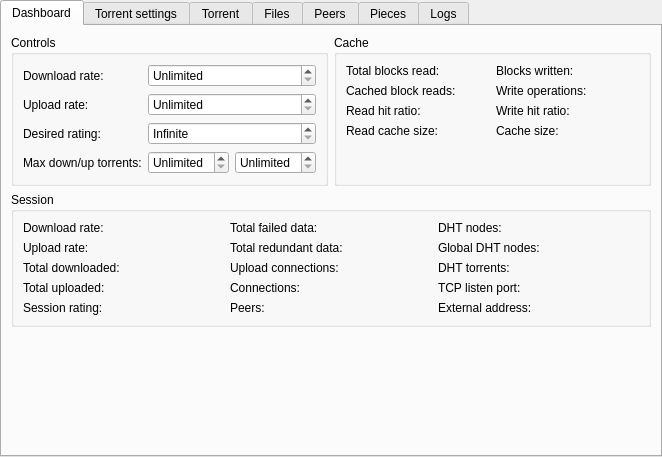
First picture: the form in src/plugins/torrent/tabwidget.ui, repository 0xd34df00d/leechcraft, before the edit.
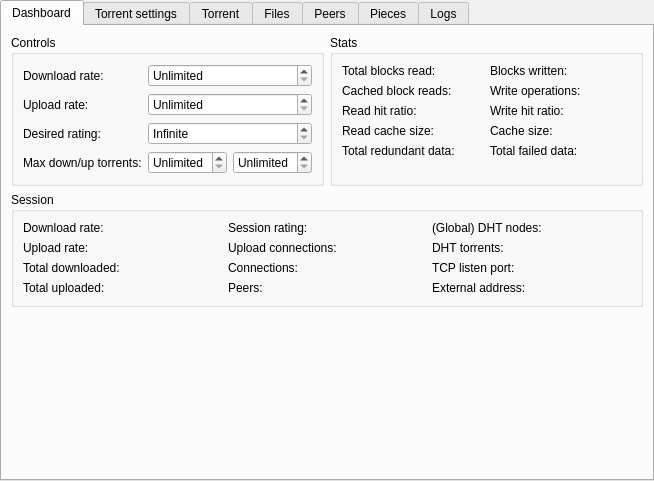
Second picture: the form after the edit. The open tabs and pages were chosen to show the change. Custom widgets are drawn as their Qt base class.

Diff of the .ui file:
```diff
--- a/src/plugins/torrent/tabwidget.ui
+++ b/src/plugins/torrent/tabwidget.ui
@@ -6,8 +6,8 @@
    <rect>
     <x>0</x>
     <y>0</y>
-    <width>662</width>
-    <height>457</height>
+    <width>654</width>
+    <height>481</height>
    </rect>
   </property>
   <property name="windowTitle" >
@@ -26,14 +26,6 @@
    <enum>Qt::ElideRight</enum>
   </property>
   <widget class="QWidget" name="tab" >
-   <property name="geometry" >
-    <rect>
-     <x>0</x>
-     <y>0</y>
-     <width>658</width>
-     <height>419</height>
-    </rect>
-   </property>
    <attribute name="title" >
     <string>Dashboard</string>
    </attribute>
@@ -185,7 +177,7 @@
       <item>
        <widget class="QGroupBox" name="groupBox_4" >
         <property name="title" >
-         <string>Cache</string>
+         <string>Stats</string>
         </property>
         <layout class="QHBoxLayout" name="horizontalLayout" >
          <item>
@@ -249,6 +241,20 @@
              </property>
             </widget>
            </item>
+           <item row="4" column="0" >
+            <widget class="QLabel" name="label_63" >
+             <property name="text" >
+              <string>Total redundant data:</string>
+             </property>
+            </widget>
+           </item>
+           <item row="4" column="1" >
+            <widget class="QLabel" name="LabelTotalRedundantData_" >
+             <property name="text" >
+              <string/>
+             </property>
+            </widget>
+           </item>
           </layout>
          </item>
          <item>
@@ -312,6 +318,20 @@
              </property>
             </widget>
            </item>
+           <item row="4" column="0" >
+            <widget class="QLabel" name="label_59" >
+             <property name="text" >
+              <string>Total failed data:</string>
+             </property>
+            </widget>
+           </item>
+           <item row="4" column="1" >
+            <widget class="QLabel" name="LabelTotalFailedData_" >
+             <property name="text" >
+              <string/>
+             </property>
+            </widget>
+           </item>
           </layout>
          </item>
         </layout>
@@ -327,9 +347,6 @@
       <layout class="QHBoxLayout" name="horizontalLayout_2" >
        <item>
         <layout class="QFormLayout" name="formLayout_4" >
-         <property name="fieldGrowthPolicy" >
-          <enum>QFormLayout::AllNonFixedFieldsGrow</enum>
-         </property>
          <item row="0" column="0" >
           <widget class="QLabel" name="label_22" >
            <property name="text" >
@@ -386,105 +403,77 @@
            </property>
           </widget>
          </item>
-         <item row="4" column="0" >
+        </layout>
+       </item>
+       <item>
+        <layout class="QFormLayout" name="formLayout_3" >
+         <item row="0" column="0" >
           <widget class="QLabel" name="label_18" >
            <property name="text" >
             <string>Session rating:</string>
            </property>
           </widget>
          </item>
-         <item row="4" column="1" >
+         <item row="0" column="1" >
           <widget class="QLabel" name="LabelSessionRating_" >
            <property name="text" >
             <string/>
            </property>
           </widget>
          </item>
-        </layout>
-       </item>
-       <item>
-        <layout class="QFormLayout" name="formLayout_3" >
-         <property name="fieldGrowthPolicy" >
-          <enum>QFormLayout::ExpandingFieldsGrow</enum>
-         </property>
-         <item row="2" column="0" >
+         <item row="1" column="0" >
           <widget class="QLabel" name="label_27" >
            <property name="text" >
             <string>Upload connections:</string>
            </property>
           </widget>
          </item>
-         <item row="2" column="1" >
+         <item row="1" column="1" >
           <widget class="QLabel" name="LabelUploadConnections_" >
            <property name="text" >
             <string/>
            </property>
           </widget>
          </item>
-         <item row="3" column="0" >
+         <item row="2" column="0" >
           <widget class="QLabel" name="label_26" >
            <property name="text" >
             <string>Connections:</string>
            </property>
           </widget>
          </item>
-         <item row="3" column="1" >
+         <item row="2" column="1" >
           <widget class="QLabel" name="LabelTotalConnections_" >
            <property name="text" >
             <string/>
            </property>
           </widget>
          </item>
-         <item row="4" column="0" >
+         <item row="3" column="0" >
           <widget class="QLabel" name="label_28" >
            <property name="text" >
             <string>Peers:</string>
            </property>
           </widget>
          </item>
-         <item row="4" column="1" >
+         <item row="3" column="1" >
           <widget class="QLabel" name="LabelTotalPeers_" >
            <property name="text" >
             <string/>
            </property>
           </widget>
          </item>
-         <item row="1" column="0" >
-          <widget class="QLabel" name="label_63" >
-           <property name="text" >
-            <string>Total redundant data:</string>
-           </property>
-          </widget>
-         </item>
-         <item row="1" column="1" >
-          <widget class="QLabel" name="LabelTotalRedundantData_" >
-           <property name="text" >
-            <string/>
-           </property>
-          </widget>
-         </item>
-         <item row="0" column="0" >
-          <widget class="QLabel" name="label_59" >
-           <property name="text" >
-            <string>Total failed data:</string>
-           </property>
-          </widget>
-         </item>
-         <item row="0" column="1" >
-          <widget class="QLabel" name="LabelTotalFailedData_" >
-           <property name="text" >
-            <string/>
-           </property>
-          </widget>
-         </item>
         </layout>
        </item>
        <item>
         <layout class="QFormLayout" name="formLayout_12" >
+         <property name="fieldGrowthPolicy" >
+          <enum>QFormLayout::ExpandingFieldsGrow</enum>
+         </property>
          <item row="0" column="0" >
           <widget class="QLabel" name="label_29" >
            <property name="text" >
-            <string>DHT nodes:</string>
+            <string>(Global) DHT nodes:</string>
            </property>
           </widget>
          </item>
@@ -496,55 +485,41 @@
           </widget>
          </item>
          <item row="1" column="0" >
-          <widget class="QLabel" name="label_53" >
-           <property name="text" >
-            <string>Global DHT nodes:</string>
-           </property>
-          </widget>
-         </item>
-         <item row="1" column="1" >
-          <widget class="QLabel" name="LabelGlobalDHTNodes_" >
-           <property name="text" >
-            <string/>
-           </property>
-          </widget>
-         </item>
-         <item row="2" column="0" >
           <widget class="QLabel" name="label_30" >
            <property name="text" >
             <string>DHT torrents:</string>
            </property>
           </widget>
          </item>
-         <item row="2" column="1" >
+         <item row="1" column="1" >
           <widget class="QLabel" name="LabelDHTTorrents_" >
            <property name="text" >
             <string/>
            </property>
           </widget>
          </item>
-         <item row="3" column="0" >
+         <item row="2" column="0" >
           <widget class="QLabel" name="label_31" >
            <property name="text" >
             <string>TCP listen port:</string>
            </property>
           </widget>
          </item>
-         <item row="3" column="1" >
+         <item row="2" column="1" >
           <widget class="QLabel" name="LabelListenPort_" >
            <property name="text" >
             <string/>
            </property>
           </widget>
          </item>
-         <item row="4" column="0" >
+         <item row="3" column="0" >
           <widget class="QLabel" name="label_61" >
            <property name="text" >
             <string>External address:</string>
            </property>
           </widget>
          </item>
-         <item row="4" column="1" >
+         <item row="3" column="1" >
           <widget class="QLabel" name="LabelExternalAddress_" >
            <property name="text" >
             <string/>
```
Left out of the diff: 592 changed lines with no effect on the pictures. Lines whose indentation alone changed are shown as unchanged.
